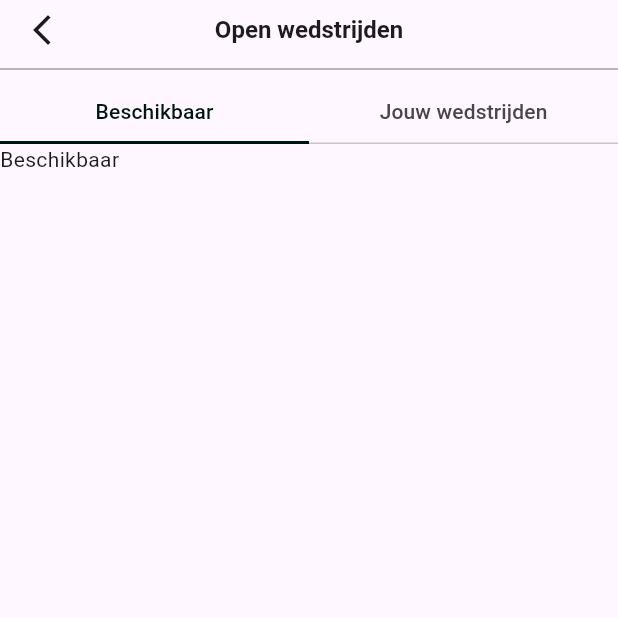
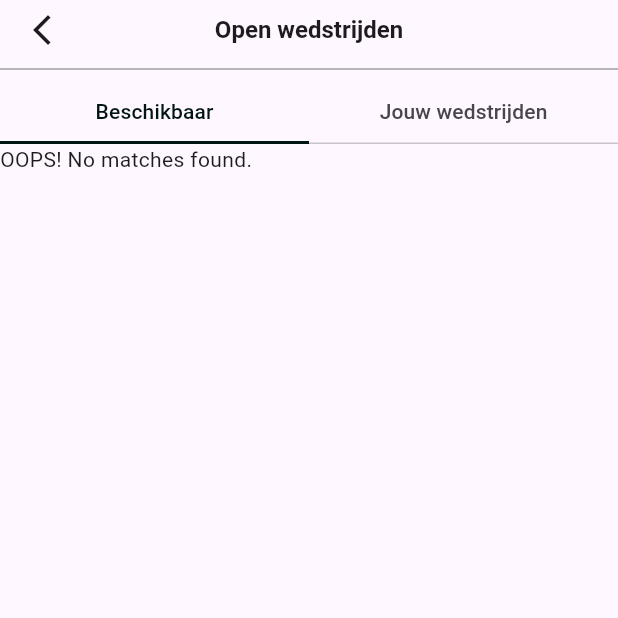
Before and after one commit to AroDiYT/playtomic-ap, a Flutter app: the screen it shows once a user with an empty profile is signed in, after a tap on "Speel een wedstrijd", on a phone screen of 412 x 824 dp, the top half of it. Run offline on Flutter 3.47's test engine with Material 3 defaults, Android fonts, the phone set to English and light mode, and no system bars; our stand-ins replace cloud_firestore, firebase_auth, firebase_core, flutter_svg, font_awesome_flutter, getwidget and 3 more; accounts and stored records are empty; network calls fail.

Commit message:
Add tab to view all open matches

```diff
--- a/playtomic_app/lib/src/database/database.dart
+++ b/playtomic_app/lib/src/database/database.dart
@@ -196,11 +196,50 @@ class Database {
     }
   }
 
+  /// Retrieves all the matches where [user] is the owner.
   Future<List<PadelMatch>> getMatchesByUser(AppUser user) async {
     try {
       var snap = await firestore_db
           .collection("matches")
           .where("ownerId", isEqualTo: user.email)
+          .get();
+
+      var matches = await Future.wait(snap.docs.map((matchDoc) async {
+        logger.d(
+            "Database: Retrieved: {Date: ${matchDoc.data()["date"]} ${matchDoc.data()["time"]}, Duration: ${matchDoc.data()["duration"]}, Owner: ${matchDoc.data()["ownerId"]}}");
+
+        AppUser user = await loadUser(matchDoc.data()["ownerId"]);
+        Club club = await getClub(matchDoc.data()["clubId"]);
+
+        logger.d("Database: OwnerId: ${user.email}");
+
+        // Add the match to the list
+        return PadelMatch(
+            date: DateTime.parse(
+                matchDoc.data()["date"] + " " + matchDoc.data()["time"]),
+            duration: matchDoc.data()["duration"],
+            owner: user,
+            club: club,
+            isPublic: matchDoc.data()["isPublic"],
+            team1: matchDoc.data()["team1"],
+            team2: matchDoc.data()["team2"]);
+      }).toList());
+
+      logger.d("Database: Matches by user: $matches");
+      return matches;
+    } catch (e) {
+      logger.e(
+          "Database: Error loading matches where the user is owner. \n${e.toString()}");
+      return List<PadelMatch>.empty();
+    }
+  }
+
+  /// Retrieves all the matches from all the clubs that are open to join.
+  Future<List<PadelMatch>> getOpenMatches() async {
+    try {
+      var snap = await firestore_db
+          .collection("matches")
+          .where("isPublic", isEqualTo: true)
           .get();
 
       var matches = await Future.wait(snap.docs.map((matchDoc) async {
@@ -224,10 +263,10 @@ class Database {
             team2: matchDoc.data()["team2"]);
       }).toList());
 
-      logger.d("$this: Matches: $matches");
+      logger.d("Database: Open matches: $matches");
       return matches;
     } catch (e) {
-      logger.e("$this: Error loading matches. \n${e.toString()}");
+      logger.e("Database: Error loading open matches. \n${e.toString()}");
       return List<PadelMatch>.empty();
     }
   }
--- a/playtomic_app/lib/src/pages/play/match_search.dart
+++ b/playtomic_app/lib/src/pages/play/match_search.dart
@@ -72,9 +72,29 @@ class _MatchSearchState extends State<MatchSearch>
         ],
         body: TabBarView(
             controller: _tabController,
-            children: [const Text("Beschikbaar"), yourMatches()]),
+            children: [openMatches(), yourMatches()]),
       ),
     );
+  }
+
+  Widget openMatches() {
+    return FutureBuilder(
+        future: widget.db.getOpenMatches(),
+        builder: (ctx, snap) {
+          if (snap.hasData) {
+            List<PadelMatch> matches = snap.data!;
+
+            if (matches.isEmpty) return const Text("OOPS! No matches found.");
+
+            return Column(
+                children: matches.map((match) => matchCard(match)).toList());
+          } else {
+            return const Center(
+                child: CircularProgressIndicator(
+              color: Color.fromARGB(255, 0, 20, 20),
+            ));
+          }
+        });
   }
 
   Widget yourMatches() {
@@ -105,9 +125,17 @@ class _MatchSearchState extends State<MatchSearch>
         child: Column(
           crossAxisAlignment: CrossAxisAlignment.start,
           children: [
-            Text(
-              "${match.date.day} ${getMonth(match.date.month)} | ${match.date.hour.toString().padLeft(2, '0')}:${match.date.minute.toString().padLeft(2, '0')}",
-              style: const TextStyle(fontWeight: FontWeight.bold),
+            Row(
+              mainAxisAlignment: MainAxisAlignment.spaceBetween,
+              children: [
+                Text(
+                  "${match.date.day} ${getMonth(match.date.month)} | ${match.date.hour.toString().padLeft(2, '0')}:${match.date.minute.toString().padLeft(2, '0')}",
+                  style: const TextStyle(fontWeight: FontWeight.bold),
+                ),
+                (match.isPublic)
+                    ? const Text("Open match")
+                    : const Text("Privé match")
+              ],
             ),
             const SizedBox(
               height: 10,
```
